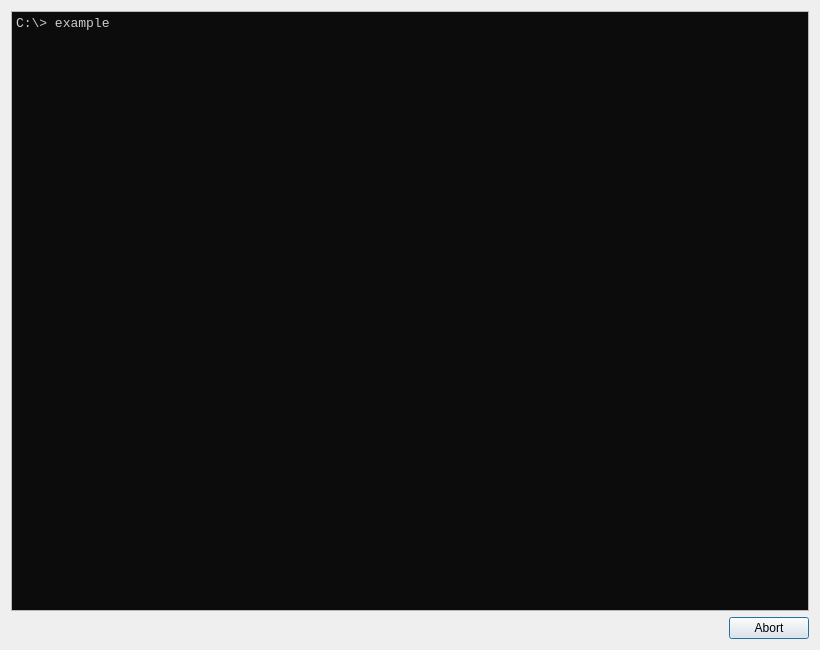
Youda008/DoomRunner, file Forms/ProcessOutputWindow.ui: the form before one commit.
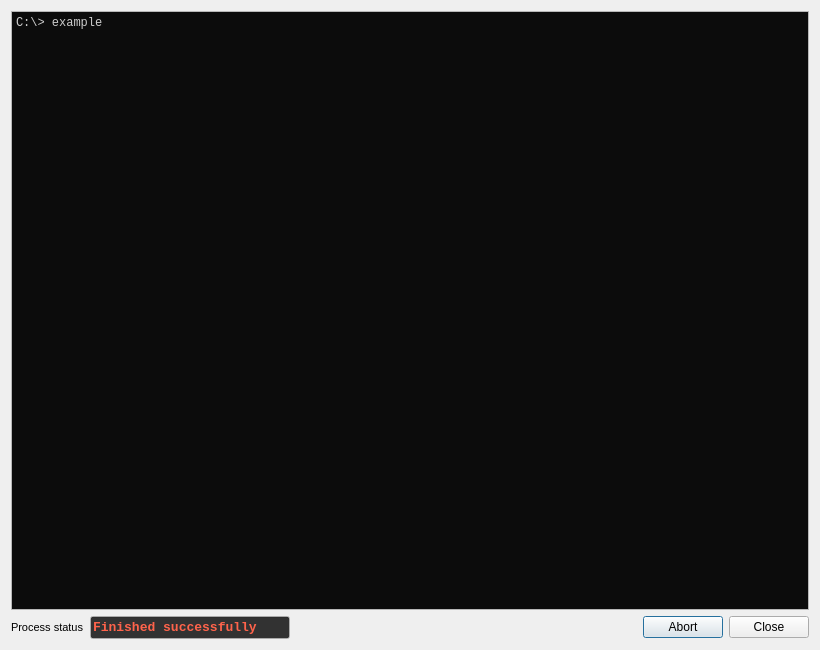
The form after the commit.

Commit message: improvements to the process output window + cleanup

The edit to the form file:
```diff
--- a/Forms/ProcessOutputWindow.ui
+++ b/Forms/ProcessOutputWindow.ui
@@ -110,7 +110,7 @@
      <property name="font">
       <font>
        <family>Consolas</family>
-       <pointsize>10</pointsize>
+       <pointsize>9</pointsize>
       </font>
      </property>
      <property name="readOnly">
@@ -122,11 +122,194 @@
     </widget>
    </item>
    <item>
-    <widget class="QDialogButtonBox" name="buttonBox">
-     <property name="standardButtons">
-      <set>QDialogButtonBox::Abort</set>
-     </property>
-    </widget>
+    <layout class="QHBoxLayout" name="horizontalLayout">
+     <item>
+      <widget class="QLabel" name="statusLabel">
+       <property name="font">
+        <font>
+         <pointsize>8</pointsize>
+        </font>
+       </property>
+       <property name="text">
+        <string>Process status</string>
+       </property>
+      </widget>
+     </item>
+     <item>
+      <widget class="QLineEdit" name="statusLine">
+       <property name="sizePolicy">
+        <sizepolicy hsizetype="Fixed" vsizetype="Fixed">
+         <horstretch>0</horstretch>
+         <verstretch>0</verstretch>
+        </sizepolicy>
+       </property>
+       <property name="minimumSize">
+        <size>
+         <width>200</width>
+         <height>0</height>
+        </size>
+       </property>
+       <property name="maximumSize">
+        <size>
+         <width>200</width>
+         <height>16777215</height>
+        </size>
+       </property>
+       <property name="palette">
+        <palette>
+         <active>
+          <colorrole role="Text">
+           <brush brushstyle="SolidPattern">
+            <color alpha="255">
+             <red>255</red>
+             <green>99</green>
+             <blue>75</blue>
+            </color>
+           </brush>
+          </colorrole>
+          <colorrole role="Base">
+           <brush brushstyle="SolidPattern">
+            <color alpha="255">
+             <red>50</red>
+             <green>50</green>
+             <blue>50</blue>
+            </color>
+           </brush>
+          </colorrole>
+          <colorrole role="AlternateBase">
+           <brush brushstyle="SolidPattern">
+            <color alpha="255">
+             <red>50</red>
+             <green>50</green>
+             <blue>50</blue>
+            </color>
+           </brush>
+          </colorrole>
+          <colorrole role="PlaceholderText">
+           <brush brushstyle="SolidPattern">
+            <color alpha="128">
+             <red>255</red>
+             <green>213</green>
+             <blue>0</blue>
+            </color>
+           </brush>
+          </colorrole>
+         </active>
+         <inactive>
+          <colorrole role="Text">
+           <brush brushstyle="SolidPattern">
+            <color alpha="255">
+             <red>255</red>
+             <green>99</green>
+             <blue>75</blue>
+            </color>
+           </brush>
+          </colorrole>
+          <colorrole role="Base">
+           <brush brushstyle="SolidPattern">
+            <color alpha="255">
+             <red>50</red>
+             <green>50</green>
+             <blue>50</blue>
+            </color>
+           </brush>
+          </colorrole>
+          <colorrole role="AlternateBase">
+           <brush brushstyle="SolidPattern">
+            <color alpha="255">
+             <red>50</red>
+             <green>50</green>
+             <blue>50</blue>
+            </color>
+           </brush>
+          </colorrole>
+          <colorrole role="PlaceholderText">
+           <brush brushstyle="SolidPattern">
+            <color alpha="128">
+             <red>255</red>
+             <green>213</green>
+             <blue>0</blue>
+            </color>
+           </brush>
+          </colorrole>
+         </inactive>
+         <disabled>
+          <colorrole role="Text">
+           <brush brushstyle="SolidPattern">
+            <color alpha="255">
+             <red>120</red>
+             <green>120</green>
+             <blue>120</blue>
+            </color>
+           </brush>
+          </colorrole>
+          <colorrole role="Base">
+           <brush brushstyle="SolidPattern">
+            <color alpha="255">
+             <red>240</red>
+             <green>240</green>
+             <blue>240</blue>
+            </color>
+           </brush>
+          </colorrole>
+          <colorrole role="AlternateBase">
+           <brush brushstyle="SolidPattern">
+            <color alpha="255">
+             <red>50</red>
+             <green>50</green>
+             <blue>50</blue>
+            </color>
+           </brush>
+          </colorrole>
+          <colorrole role="PlaceholderText">
+           <brush brushstyle="SolidPattern">
+            <color alpha="128">
+             <red>0</red>
+             <green>0</green>
+             <blue>0</blue>
+            </color>
+           </brush>
+          </colorrole>
+         </disabled>
+        </palette>
+       </property>
+       <property name="font">
+        <font>
+         <family>Consolas</family>
+         <pointsize>10</pointsize>
+         <weight>75</weight>
+         <bold>true</bold>
+        </font>
+       </property>
+       <property name="text">
+        <string>Finished successfully</string>
+       </property>
+       <property name="readOnly">
+        <bool>true</bool>
+       </property>
+      </widget>
+     </item>
+     <item>
+      <spacer name="horizontalSpacer">
+       <property name="orientation">
+        <enum>Qt::Horizontal</enum>
+       </property>
+       <property name="sizeHint" stdset="0">
+        <size>
+         <width>40</width>
+         <height>20</height>
+        </size>
+       </property>
+      </spacer>
+     </item>
+     <item>
+      <widget class="QDialogButtonBox" name="buttonBox">
+       <property name="standardButtons">
+        <set>QDialogButtonBox::Abort|QDialogButtonBox::Close</set>
+       </property>
+      </widget>
+     </item>
+    </layout>
    </item>
   </layout>
  </widget>
```
Left out of the diff: 2 changed lines with no effect on the pictures. The commit also changes 10 other files.
